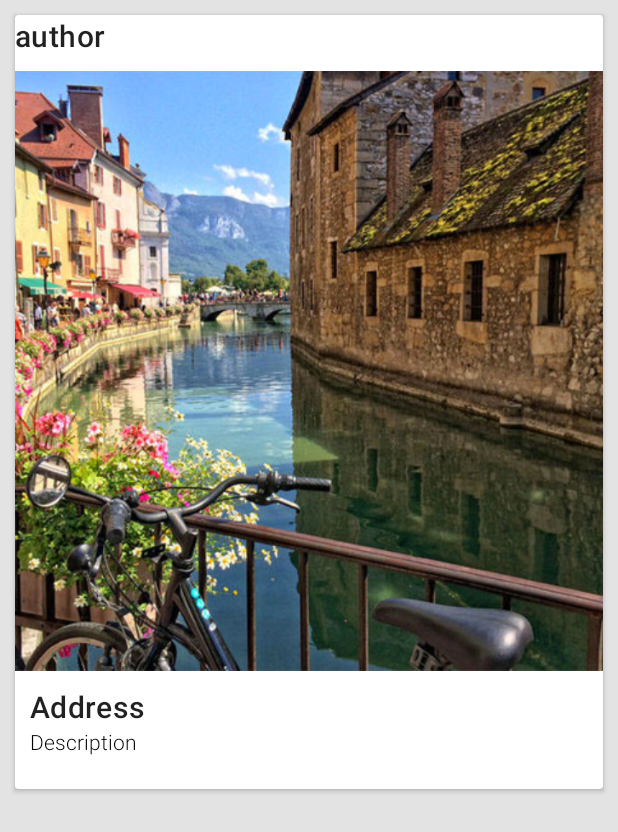
After one commit to jcamilovelandiab/TravelApp-android, an Android app: the layout layout_place.xml on its own in the app's theme, with its tools: preview values and no code run, on a phone screen of 412 x 824 dp. The commit adds this screen. Shown: the top 832 px of the screen. Run offline under Robolectric (Android 15) with nearby library versions, the phone set to English and light mode, and no system bars.

Commit message:
adding place layout

```diff
--- a/app/src/main/java/com/app/travelapp/ui/adapters/PlaceArrayAdapter.java
+++ b/app/src/main/java/com/app/travelapp/ui/adapters/PlaceArrayAdapter.java
@@ -6,6 +6,8 @@ import android.view.LayoutInflater;
 import android.view.View;
 import android.view.ViewGroup;
 import android.widget.BaseAdapter;
+import android.widget.ImageView;
+import android.widget.TextView;
 
 import com.app.travelapp.R;
 import com.app.travelapp.data.model.Place;
@@ -42,7 +44,13 @@ public class PlaceArrayAdapter extends BaseAdapter {
         View view = convertView;
         if(view==null){
             LayoutInflater inflater = (LayoutInflater) context.getSystemService(Context.LAYOUT_INFLATER_SERVICE);
-            //view =inflater.inflate(R.layout.);
+            view =inflater.inflate(R.layout.layout_place, null);
+            Place place = places.get(position);
+            TextView tv_author, tv_address, tv_description;
+            ImageView iv_picture;
+            tv_author = view.findViewById(R.id.layout_place_tv_author);
+            tv_address = view.findViewById(R.id.layout_place_tv_address);
+            tv_description = view.findViewById(R.id.layout_place_tv_description);
         }
         return view;
     }
--- /dev/null
+++ b/app/src/main/res/layout/layout_place.xml
@@ -0,0 +1,72 @@
+<?xml version="1.0" encoding="utf-8"?>
+<LinearLayout xmlns:android="http://schemas.android.com/apk/res/android"
+    xmlns:app="http://schemas.android.com/apk/res-auto"
+    android:layout_width="match_parent"
+    android:layout_height="match_parent"
+    android:orientation="vertical"
+    android:background="#E4E3E3"
+    >
+
+    <androidx.cardview.widget.CardView
+        style="@style/CardView.Light"
+        app:layout_constraintTop_toTopOf="parent"
+        app:layout_constraintStart_toStartOf="parent"
+        app:layout_constraintStart_toEndOf="parent"
+        android:layout_margin="10dp"
+        android:layout_width="match_parent"
+        android:layout_height="wrap_content"
+        app:cardBackgroundColor="#FFFFFF"
+        >
+
+        <LinearLayout
+            android:orientation="vertical"
+            android:layout_width="match_parent"
+            android:layout_height="wrap_content"
+            android:paddingBottom="12dp">
+
+            <TextView
+                android:id="@+id/layout_place_tv_author"
+                style="@style/TextAppearance.MaterialComponents.Headline6"
+                android:layout_width="match_parent"
+                android:layout_height="wrap_content"
+                android:textSize="20sp"
+                android:text="author">
+            </TextView>
+
+            <ImageView
+                android:layout_marginTop="10dp"
+                android:src="@drawable/places1"
+                android:scaleType="centerCrop"
+                android:id="@+id/layout_place_iv_picture"
+                android:layout_width="match_parent"
+                android:layout_height="400dp"
+                />
+
+            <LinearLayout
+                android:layout_margin="10dp"
+                android:orientation="vertical"
+                android:layout_width="match_parent"
+                android:layout_height="wrap_content">
+
+                <TextView
+                    android:id="@+id/layout_place_tv_address"
+                    style="@style/TextAppearance.MaterialComponents.Headline6"
+                    android:text="Address"
+                    android:layout_width="match_parent"
+                    android:layout_height="wrap_content"/>
+
+                <TextView
+                    android:id="@+id/layout_place_tv_description"
+                    android:text="Description"
+                    android:layout_width="match_parent"
+                    android:fontFamily="sans-serif-light"
+                    android:layout_height="wrap_content"
+                    android:textColor="@android:color/black"/>
+
+            </LinearLayout>
+
+        </LinearLayout>
+
+    </androidx.cardview.widget.CardView>
+
+</LinearLayout>
```
Also changed, not shown: app/src/main/res/drawable/places1.jpg (added).
